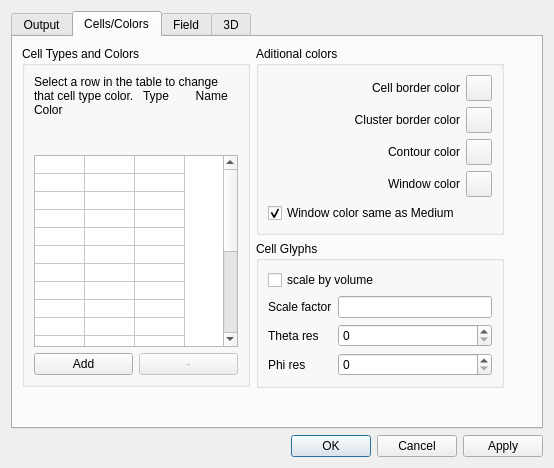
Above: CompuCell3D/player/Configuration/cc3D_prefs.ui from CompuCell3D/CompuCell3D before the change. Below: the same form after it.
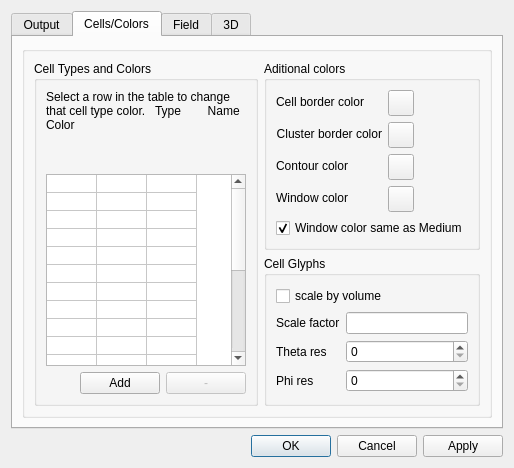
That is the form after the change. The open tabs and pages were chosen to show the change.

Commit message: updated configuration dialog, updated _settings.xml (now they do not include any hardcoded paths). replaced toFieldParams with a more general function

The edit to the form file:
```diff
--- a/CompuCell3D/player/Configuration/cc3D_prefs.ui
+++ b/CompuCell3D/player/Configuration/cc3D_prefs.ui
@@ -6,16 +6,14 @@
    <rect>
     <x>0</x>
     <y>0</y>
-    <width>554</width>
-    <height>454</height>
+    <width>485</width>
+    <height>452</height>
    </rect>
   </property>
   <property name="windowTitle">
    <string>CC3D Preferences</string>
   </property>
-  <layout class="QVBoxLayout" name="verticalLayout_11">
-   <item>
-    <layout class="QHBoxLayout" name="horizontalLayout_11">
+  <layout class="QVBoxLayout" name="verticalLayout_18">
      <item>
       <widget class="QTabWidget" name="tabWidget">
        <property name="currentIndex">
@@ -381,33 +379,19 @@
         <attribute name="title">
          <string>Cells/Colors</string>
         </attribute>
-        <layout class="QVBoxLayout" name="verticalLayout_18">
-         <item>
           <layout class="QHBoxLayout" name="horizontalLayout_24">
            <item>
-            <widget class="QGroupBox" name="groupBox_10">
-             <property name="sizePolicy">
-              <sizepolicy hsizetype="MinimumExpanding" vsizetype="Fixed">
-               <horstretch>0</horstretch>
-               <verstretch>0</verstretch>
-              </sizepolicy>
-             </property>
-             <property name="minimumSize">
-              <size>
-               <width>141</width>
-               <height>341</height>
-              </size>
-             </property>
-             <property name="maximumSize">
-              <size>
-               <width>240</width>
-               <height>341</height>
-              </size>
-             </property>
+        <widget class="QGroupBox" name="groupBox_13">
+         <property name="title">
+          <string/>
+         </property>
+         <layout class="QHBoxLayout" name="horizontalLayout_13">
+          <item>
+           <widget class="QGroupBox" name="groupBox_14">
              <property name="title">
               <string>Cell Types and Colors</string>
              </property>
-             <layout class="QVBoxLayout" name="verticalLayout_6">
+            <layout class="QVBoxLayout" name="verticalLayout_16">
               <item>
                <widget class="QLabel" name="selectCellColorLabel">
                 <property name="text">
@@ -535,7 +519,20 @@
                </widget>
               </item>
               <item>
-               <layout class="QHBoxLayout" name="horizontalLayout_13">
+              <layout class="QHBoxLayout" name="horizontalLayout_11">
+               <item>
+                <spacer name="horizontalSpacer_16">
+                 <property name="orientation">
+                  <enum>Qt::Horizontal</enum>
+                 </property>
+                 <property name="sizeHint" stdset="0">
+                  <size>
+                   <width>40</width>
+                   <height>20</height>
+                  </size>
+                 </property>
+                </spacer>
+               </item>
                 <item>
                  <widget class="QPushButton" name="addCellTypeButton">
                   <property name="enabled">
@@ -577,9 +574,11 @@
                <property name="title">
                 <string>Aditional colors</string>
                </property>
-               <layout class="QVBoxLayout" name="verticalLayout_12">
+              <layout class="QVBoxLayout" name="verticalLayout_6">
                 <item>
-                 <layout class="QGridLayout" name="gridLayout_2">
+                <layout class="QVBoxLayout" name="verticalLayout_5">
+                 <item>
+                  <layout class="QFormLayout" name="formLayout">
                   <item row="0" column="0">
                    <widget class="QLabel" name="borderColorLabel">
                     <property name="text">
@@ -699,7 +698,9 @@
                     </property>
                    </widget>
                   </item>
-                  <item row="4" column="0">
+                  </layout>
+                 </item>
+                 <item>
                    <widget class="QCheckBox" name="windowColorSameAsMediumCB">
                     <property name="text">
                      <string>Window color same as Medium</string>
@@ -719,9 +720,9 @@
                <property name="title">
                 <string>Cell Glyphs</string>
                </property>
-               <layout class="QVBoxLayout" name="verticalLayout_16">
+              <layout class="QVBoxLayout" name="verticalLayout_12">
                 <item>
-                 <layout class="QVBoxLayout" name="verticalLayout_5">
+                <layout class="QVBoxLayout" name="verticalLayout_11">
                   <item>
                    <widget class="QCheckBox" name="cellGlyphScaleByVolumeCheckBox">
                     <property name="text">
@@ -770,33 +771,12 @@
              </item>
             </layout>
            </item>
-           <item>
-            <spacer name="horizontalSpacer_16">
-             <property name="orientation">
-              <enum>Qt::Horizontal</enum>
-             </property>
-             <property name="sizeHint" stdset="0">
-              <size>
-               <width>40</width>
-               <height>20</height>
-              </size>
-             </property>
-            </spacer>
-           </item>
-          </layout>
-         </item>
-         <item>
-          <spacer name="verticalSpacer_2">
-           <property name="orientation">
-            <enum>Qt::Vertical</enum>
-           </property>
-           <property name="sizeHint" stdset="0">
-            <size>
-             <width>20</width>
-             <height>126</height>
-            </size>
-           </property>
-          </spacer>
+         </layout>
+         <zorder></zorder>
+         <zorder>groupBox_11</zorder>
+         <zorder></zorder>
+         <zorder>groupBox_14</zorder>
+        </widget>
          </item>
         </layout>
        </widget>
@@ -1545,8 +1525,6 @@
         </layout>
        </widget>
       </widget>
-     </item>
-    </layout>
    </item>
    <item>
     <widget class="QDialogButtonBox" name="buttonBox">
```
Left out of the diff: 2 changed lines with no effect on the pictures. Lines whose indentation alone changed are shown as unchanged. The commit also changes 3 other files.
